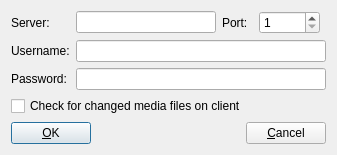
This is mnemosyne/pyqt_ui/sync_dlg.ui in mnemosyne-proj/mnemosyne as Qt 5 draws it before an edit. The edited form follows.
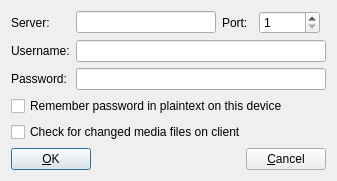
This is the edited form.

Commit message: Make password remembering optional

```diff
--- a/mnemosyne/pyqt_ui/sync_dlg.ui
+++ b/mnemosyne/pyqt_ui/sync_dlg.ui
@@ -81,6 +81,13 @@
        </item>
       </layout>
      </item>
+     <item>
+      <widget class="QCheckBox" name="remember_password">
+       <property name="text">
+        <string>Remember password in plaintext on this device</string>
+       </property>
+      </widget>
+     </item>
      <item>
       <widget class="QCheckBox" name="check_for_edited_local_media_files">
        <property name="text">
```
The commit also changes 12 other files.
